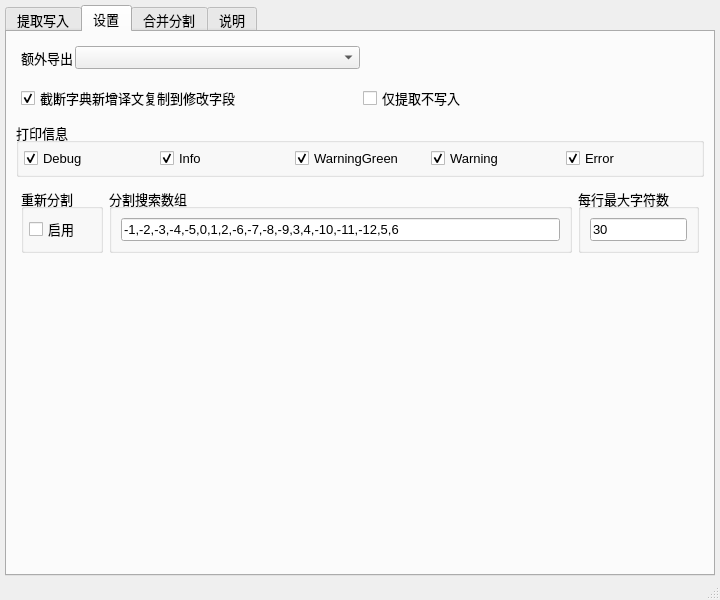
Old version of the form ui_mainWindow.ui in the repository satan53x/SExtractor.
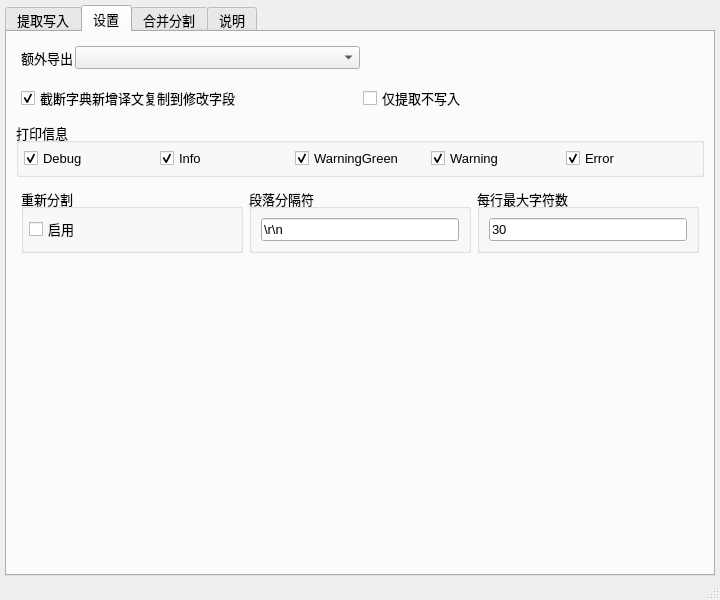
New version of the form. The open tabs and pages were chosen to show the change.

Commit message: 修正译文重分割实现方式

Patch:
```diff
--- a/ui_mainWindow.ui
+++ b/ui_mainWindow.ui
@@ -614,7 +614,7 @@
         </item>
         <item>
          <widget class="QWidget" name="widget_13" native="true">
-          <layout class="QHBoxLayout" name="horizontalLayout_19" stretch="1,6,1">
+          <layout class="QHBoxLayout" name="horizontalLayout_19" stretch="1,1,1">
            <property name="leftMargin">
             <number>5</number>
            </property>
@@ -658,13 +658,13 @@
            <item>
             <widget class="QGroupBox" name="groupBox_7">
              <property name="title">
-              <string>分割搜索数组</string>
+              <string>段落分隔符</string>
              </property>
              <layout class="QHBoxLayout" name="horizontalLayout_20">
               <item>
                <widget class="QLineEdit" name="splitIndexEdit">
                 <property name="text">
-                 <string>-1,-2,-3,-4,-5,0,1,2,-6,-7,-8,-9,3,4,-10,-11,-12,5,6</string>
+                 <string>\r\n</string>
                 </property>
                </widget>
               </item>
```
Left out of the diff: 2 changed lines with no effect on the pictures. The commit also changes 7 other files.
